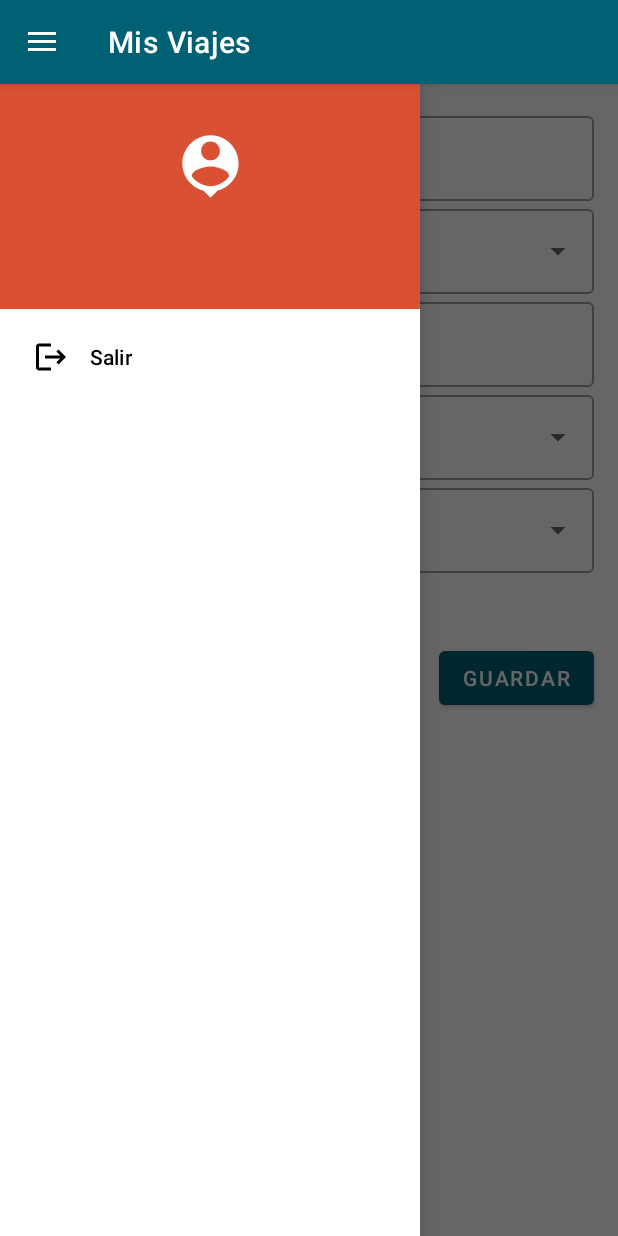
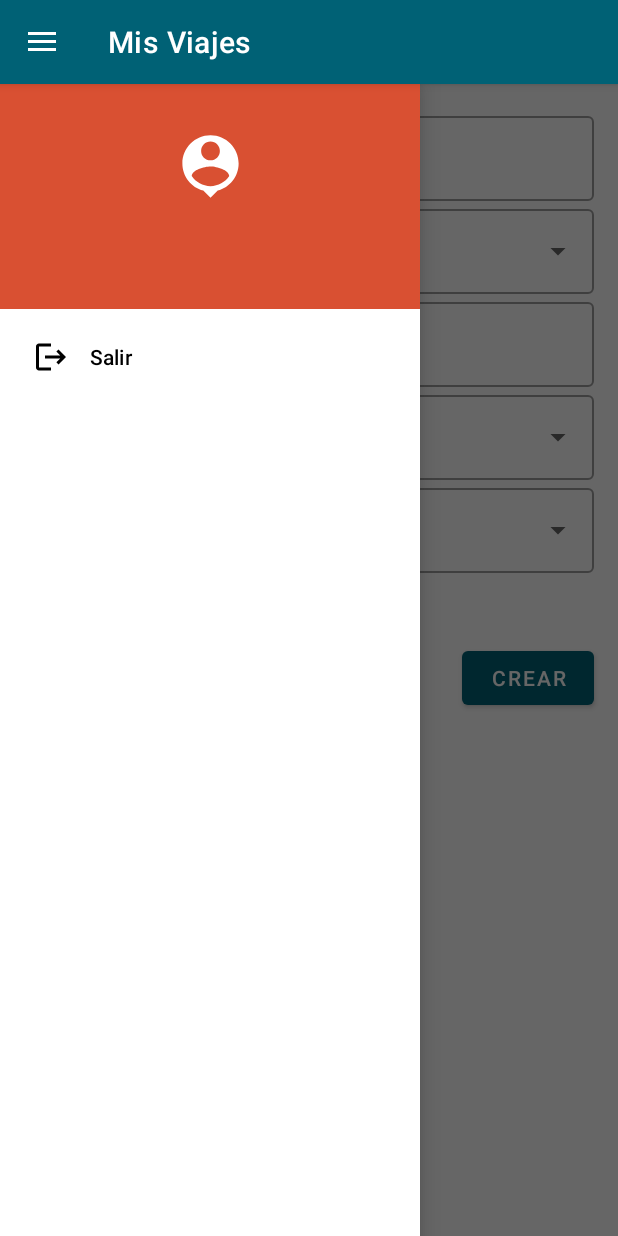
Before and after one commit to adribalbvena/OrionViajes, an Android app: the fragment EditScanedExpenseFragment placed in its activity, with the side drawer open, on a phone screen of 412 x 824 dp. Run offline under Robolectric (Android 15) with nearby library versions, the phone set to English and light mode, and no system bars; our stand-ins replace navigation-ui; network calls fail; 3 statements that could not run were skipped.

```diff
--- a/app/src/main/java/ar/edu/ort/orionviajes/fragments/MyTravelsFragment.kt
+++ b/app/src/main/java/ar/edu/ort/orionviajes/fragments/MyTravelsFragment.kt
@@ -44,6 +44,7 @@
         binding = FragmentMyTravelsBinding.inflate(inflater,container,false)
         val view = binding.root
         progressBarTravels = binding.progressBarTravels
+
 
         initTravelsRecyclerView()
         getTravels()
--- a/app/src/main/res/layout/fragment_edit_scaned_expense.xml
+++ b/app/src/main/res/layout/fragment_edit_scaned_expense.xml
@@ -128,7 +128,7 @@
             android:layout_marginVertical="20dp"
             android:drawableStart="@drawable/ic_date2"
             android:drawablePadding="5dp"
-            android:text="@string/update"
+            android:text="@string/add"
             app:layout_constraintBottom_toBottomOf="parent"
             app:layout_constraintEnd_toEndOf="parent" />
 
--- a/app/src/main/res/navigation/main_navgraph.xml
+++ b/app/src/main/res/navigation/main_navgraph.xml
@@ -115,6 +115,6 @@
     <fragment
         android:id="@+id/logoutFragment"
         android:name="ar.edu.ort.orionviajes.fragments.LogoutFragment"
-        android:label="fragment_logout"
+        android:label=" "
         tools:layout="@layout/fragment_logout" />
 </navigation>
```
Also changed, not shown: app/src/main/java/ar/edu/ort/orionviajes/fragments/DashboardFragment.kt (+15 -14 lines), app/src/main/java/ar/edu/ort/orionviajes/fragments/ExpensesFragment.kt (+9 -2 lines), app/src/main/res/layout/fragment_my_travels.xml (+0 -11 lines).
